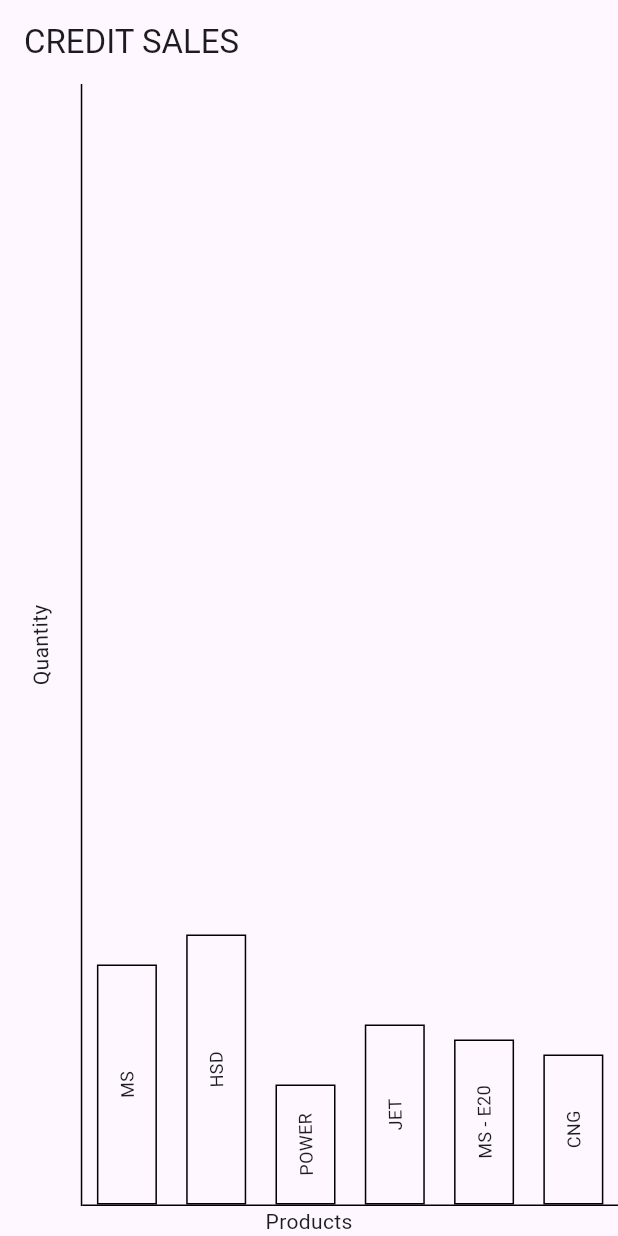
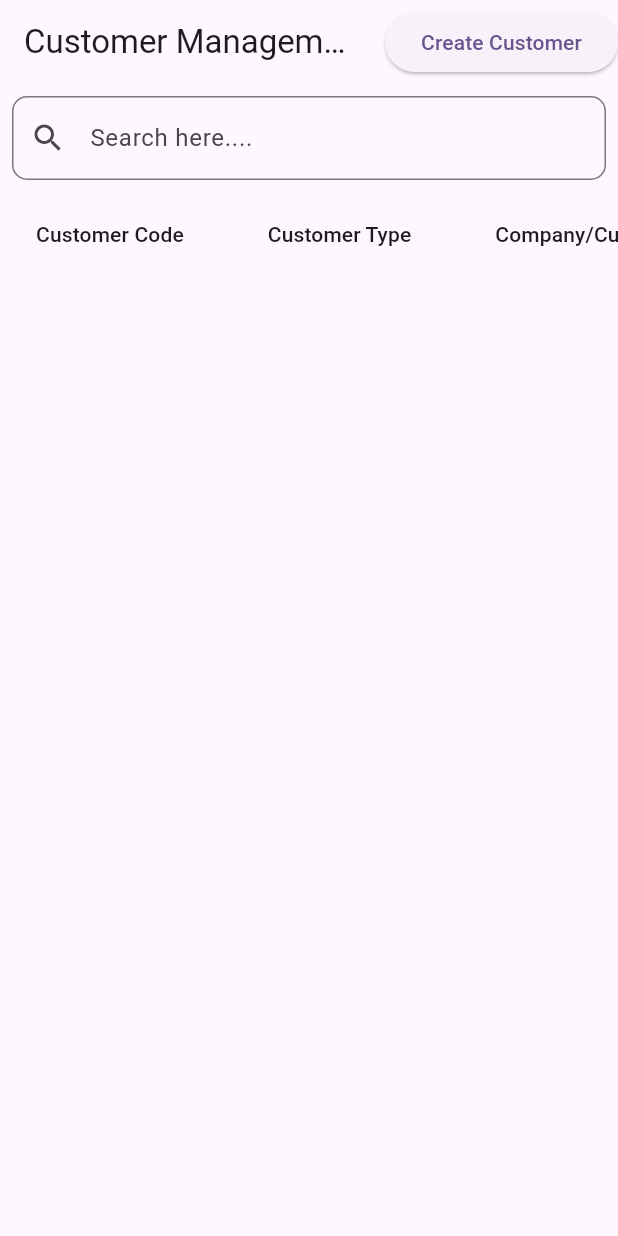
Before and after one commit to sr-barik/excel_bargraph, a Flutter app: the screen it shows after launch, on a phone screen of 412 x 824 dp. Run offline on Flutter 3.47's test engine with Material 3 defaults, Android fonts, the phone set to English and light mode, and no system bars; missing offline and left inert: excel.

Commit message:
customerManagement

```diff
--- /dev/null
+++ b/lib/custm_management.dart
@@ -0,0 +1,195 @@
+import 'package:flutter/material.dart';
+
+class ManagementSystem extends StatefulWidget {
+  const ManagementSystem({super.key});
+
+  @override
+  State<ManagementSystem> createState() => _ManagementSystemState();
+}
+
+class _ManagementSystemState extends State<ManagementSystem> {
+  List<Map<String, dynamic>> customers = [];
+
+  @override
+  Widget build(BuildContext context) {
+    return Scaffold(
+      appBar: AppBar(
+        title: const Text('Customer Management'),
+        actions: [
+          ElevatedButton(
+            onPressed: () => _showCustomerDialog(),
+            child: const Text('Create Customer'),
+          ),
+        ],
+      ),
+      body: Column(
+        children: [
+          Padding(
+            padding: const EdgeInsets.all(8.0),
+            child: TextField(
+              decoration: InputDecoration(
+                hintText: 'Search here....',
+                prefixIcon: const Icon(Icons.search),
+                border: OutlineInputBorder(
+                  borderRadius: BorderRadius.circular(10),
+                ),
+              ),
+            ),
+          ),
+          Expanded(
+            child: SingleChildScrollView(
+              scrollDirection: Axis.horizontal,
+              child: DataTable(
+                columns: const [
+                  DataColumn(label: Text('Customer Code')),
+                  DataColumn(label: Text('Customer Type')),
+                  DataColumn(label: Text('Company/Customer Name')),
+                  DataColumn(label: Text('Mobile Number')),
+                  DataColumn(label: Text('Credit Limit')),
+                  DataColumn(label: Text('Account Balance')),
+                  DataColumn(label: Text('Action')),
+                ],
+                rows: customers.asMap().entries.map((entry) {
+                  int index = entry.key;
+                  Map<String, dynamic> customer = entry.value;
+                  return DataRow(
+                    cells: [
+                      DataCell(Text(customer['code'])),
+                      DataCell(Text(customer['type'])),
+                      DataCell(Text(customer['name'])),
+                      DataCell(Text(customer['mobile'])),
+                      DataCell(Text(customer['creditLimit'].toString())),
+                      DataCell(Text(customer['accountBalance'].toString())),
+                      DataCell(Row(
+                        children: [
+                          IconButton(
+                            icon: const Icon(Icons.edit),
+                            onPressed: () =>
+                                _showCustomerDialog(editIndex: index),
+                          ),
+                          IconButton(
+                              icon: const Icon(Icons.visibility),
+                              onPressed: () {}),
+                          IconButton(
+                              icon: const Icon(Icons.car_rental),
+                              onPressed: () {}),
+                        ],
+                      )),
+                    ],
+                  );
+                }).toList(),
+              ),
+            ),
+          ),
+          // Pagination controls would go here
+        ],
+      ),
+    );
+  }
+
+  void _showCustomerDialog({int? editIndex}) {
+    String code = '';
+    String type = 'INDIVIDUAL';
+    String name = '';
+    String mobile = '';
+    double creditLimit = 0;
+    double accountBalance = 0;
+
+    if (editIndex != null) {
+      final customer = customers[editIndex];
+      code = customer['code'];
+      type = customer['type'];
+      name = customer['name'];
+      mobile = customer['mobile'];
+      creditLimit = customer['creditLimit'];
+      accountBalance = customer['accountBalance'];
+    }
+
+    showDialog(
+      context: context,
+      builder: (BuildContext context) {
+        return AlertDialog(
+          title: Text(editIndex == null ? 'Create Customer' : 'Edit Customer'),
+          content: SingleChildScrollView(
+            child: Column(
+              mainAxisSize: MainAxisSize.min,
+              children: [
+                TextField(
+                  decoration: const InputDecoration(labelText: 'Customer Code'),
+                  onChanged: (value) => code = value,
+                  controller: TextEditingController(text: code),
+                ),
+                DropdownButtonFormField<String>(
+                  value: type,
+                  items: ['INDIVIDUAL', 'COMPANY'].map((String value) {
+                    return DropdownMenuItem<String>(
+                      value: value,
+                      child: Text(value),
+                    );
+                  }).toList(),
+                  onChanged: (value) => type = value!,
+                  decoration: const InputDecoration(labelText: 'Customer Type'),
+                ),
+                TextField(
+                  decoration:
+                      const InputDecoration(labelText: 'Company/Customer Name'),
+                  onChanged: (value) => name = value,
+                  controller: TextEditingController(text: name),
+                ),
+                TextField(
+                  decoration: const InputDecoration(labelText: 'Mobile Number'),
+                  onChanged: (value) => mobile = value,
+                  controller: TextEditingController(text: mobile),
+                ),
+                TextField(
+                  decoration: const InputDecoration(labelText: 'Credit Limit'),
+                  keyboardType: TextInputType.number,
+                  onChanged: (value) =>
+                      creditLimit = double.tryParse(value) ?? 0,
+                  controller:
+                      TextEditingController(text: creditLimit.toString()),
+                ),
+                TextField(
+                  decoration:
+                      const InputDecoration(labelText: 'Account Balance'),
+                  keyboardType: TextInputType.number,
+                  onChanged: (value) =>
+                      accountBalance = double.tryParse(value) ?? 0,
+                  controller:
+                      TextEditingController(text: accountBalance.toString()),
+                ),
+              ],
+            ),
+          ),
+          actions: [
+            TextButton(
+              child: const Text('Cancel'),
+              onPressed: () => Navigator.of(context).pop(),
+            ),
+            TextButton(
+              child: Text(editIndex == null ? 'Create' : 'Update'),
+              onPressed: () {
+                setState(() {
+                  final customerData = {
+                    'code': code,
+                    'type': type,
+                    'name': name,
+                    'mobile': mobile,
+                    'creditLimit': creditLimit,
+                    'accountBalance': accountBalance,
+                  };
+                  if (editIndex == null) {
+                    customers.add(customerData);
+                  } else {
+                    customers[editIndex] = customerData;
+                  }
+                });
+                Navigator.of(context).pop();
+              },
+            ),
+          ],
+        );
+      },
+    );
+  }
+}
--- a/lib/main.dart
+++ b/lib/main.dart
@@ -1,5 +1,6 @@
 import 'package:flutter/material.dart';
 import 'package:testing_excel/bargraph.dart';
+import 'package:testing_excel/custm_management.dart';
 import 'package:testing_excel/homepage.dart';
 
 void main() {
@@ -18,7 +19,7 @@ class MyApp extends StatelessWidget {
         colorScheme: ColorScheme.fromSeed(seedColor: Colors.deepPurple),
         useMaterial3: true,
       ),
-      home: const BarGraph(),
+      home: const ManagementSystem(),
     );
   }
 }
```
